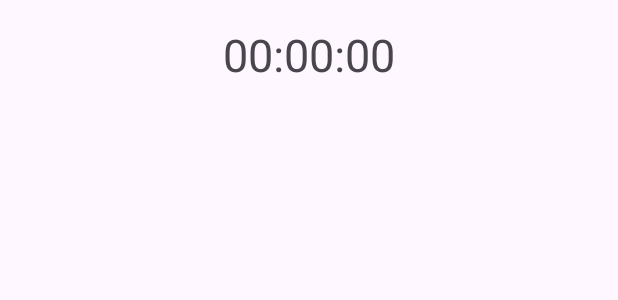
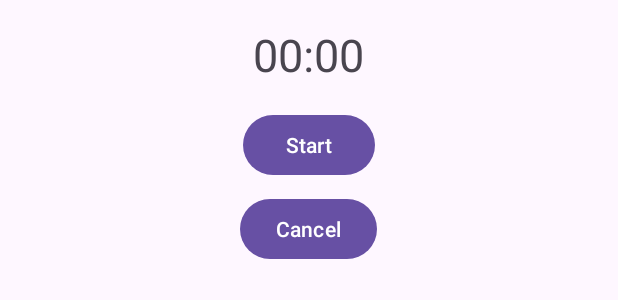
Before and after one commit to gabrielruggie/ece454-suzette-app, an Android app: the layout timer_dialog.xml on its own in the app's theme, with its tools: preview values and no code run, on a phone screen of 412 x 824 dp. Shown: the top 300 px of the screen. Run offline under Robolectric (Android 15) with nearby library versions, the phone set to English and light mode, and no system bars.

Commit message:
done with timer and Suz

```diff
--- a/app/src/main/java/com/example/suzette/PromptRepository.java
+++ b/app/src/main/java/com/example/suzette/PromptRepository.java
@@ -17,8 +17,8 @@ public class PromptRepository {
                 "measurements and timings and then start with the first step. " +
                 "once the users replies that they have finished or are ready move onto the next step"+
                 "Go through the recipe instructions one step at a time." +
-
                 "unless prompted by the user. You keep responses brief and simple."+
+                "if the users asks for a timer respond with: \"Okay, I will wait\", than wait until the users asks for next steps"+
                 "do not answer any other questions other than cooking related ones. " +
                 "Should I ask a non-cooking related question, please respond with: \"I am unable to answer that for you.\"";
     }
--- a/app/src/main/res/layout/timer_dialog.xml
+++ b/app/src/main/res/layout/timer_dialog.xml
@@ -3,14 +3,34 @@
     android:layout_width="match_parent"
     android:layout_height="wrap_content"
     android:orientation="vertical"
-    android:padding="16dp">
+    android:padding="16dp"
+    android:gravity="center">
 
+    <!-- TextView for displaying the countdown timer -->
     <TextView
         android:id="@+id/timerTextView"
         android:layout_width="wrap_content"
         android:layout_height="wrap_content"
-        android:layout_gravity="center"
         android:textSize="30sp"
-        android:text="00:00:00"/>
+        android:text="00:00"
+        android:gravity="center" />
+
+    <!-- Button to start the timer -->
+    <Button
+        android:id="@+id/startButton"
+        android:layout_width="wrap_content"
+        android:layout_height="wrap_content"
+        android:text="Start"
+        android:layout_marginTop="16dp"
+        android:gravity="center" />
+
+    <!-- Button to cancel the timer -->
+    <Button
+        android:id="@+id/cancelButton"
+        android:layout_width="wrap_content"
+        android:layout_height="wrap_content"
+        android:text="Cancel"
+        android:layout_marginTop="8dp"
+        android:gravity="center" />
 
 </LinearLayout>
```
Also changed, not shown: app/src/main/java/com/example/suzette/CookingActivity.java (+33 -15 lines), app/src/main/java/com/example/suzette/CustomTimerDialog.java (added, +70 -0 lines), app/src/main/java/com/example/suzette/MainActivity.java (+0 -52 lines).
